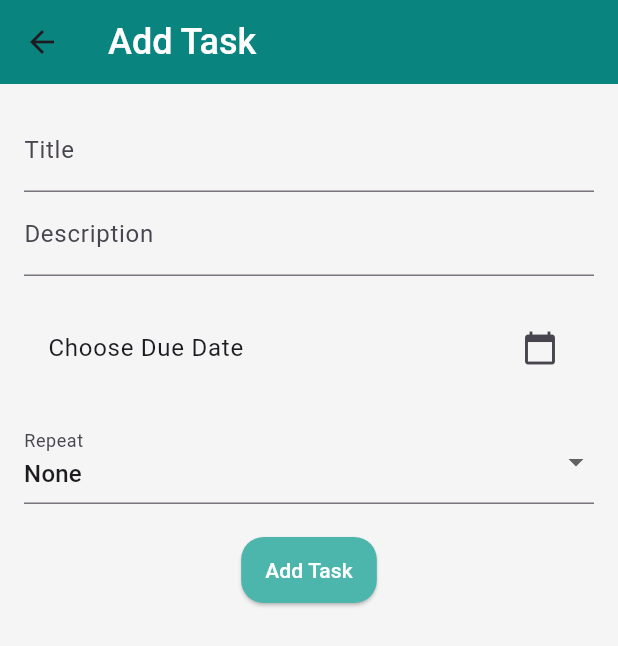
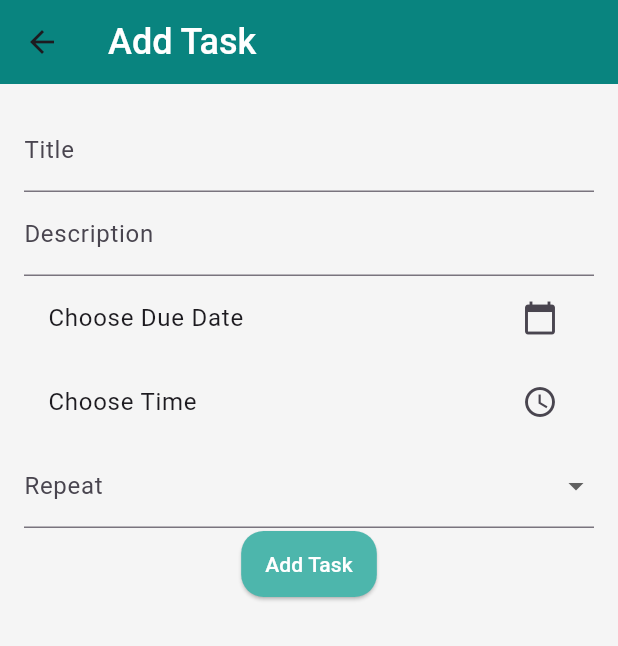
Before and after one commit to ruhma786/Github_projects, a Flutter app: the AddTaskScreen screen opened directly, after a tap on "Add Task", on a phone screen of 412 x 824 dp. Shown: the top 646 px of the screen. Run offline on Flutter 3.47's test engine with Material 3 defaults, Android fonts, the phone set to English and light mode, and no system bars; our stand-ins replace audioplayers, flutter_colorpicker, flutter_local_notifications.

Commit message:
update this file for separate time option
update this file for separate time option because before the updations the time show with the date section like 00:00:00

```diff
--- a/task_management_app/lib/add_task_screen.dart
+++ b/task_management_app/lib/add_task_screen.dart
@@ -1,8 +1,10 @@
 import 'package:flutter/material.dart';
 import 'package:provider/provider.dart';
+import 'package:flutter_local_notifications/flutter_local_notifications.dart';
 import 'task_provider.dart';
 import 'task.dart';
-import 'repeat_interval.dart'; // Import custom RepeatInterval
+import 'repeat_interval.dart';
+import 'dart:async';
 
 class AddTaskScreen extends StatefulWidget {
   @override
@@ -13,20 +15,63 @@ class _AddTaskScreenState extends State<AddTaskScreen> {
   final _titleController = TextEditingController();
   final _descriptionController = TextEditingController();
   DateTime? _selectedDueDate;
-  RepeatInterval _selectedRepeatInterval = RepeatInterval.none; // Initialize to custom enum
+  TimeOfDay? _selectedTime;
+  CustomRepeatInterval _selectedRepeatInterval = CustomRepeatInterval.none;
+  FlutterLocalNotificationsPlugin flutterLocalNotificationsPlugin = FlutterLocalNotificationsPlugin();
+
+  @override
+  void initState() {
+    super.initState();
+    _initializeNotifications();
+  }
+
+  Future<void> _initializeNotifications() async {
+    const AndroidInitializationSettings initializationSettingsAndroid = AndroidInitializationSettings('@mipmap/ic_launcher');
+    final InitializationSettings initializationSettings = InitializationSettings(android: initializationSettingsAndroid);
+    await flutterLocalNotificationsPlugin.initialize(initializationSettings);
+  }
+
+  Future<void> _scheduleNotification(DateTime dateTime, String title) async {
+    final androidDetails = AndroidNotificationDetails(
+      'task_channel_id', 'Task Notifications',
+      channelDescription: 'Channel for task due notifications',
+      importance: Importance.high,
+      priority: Priority.high,
+    );
+
+    final platformDetails = NotificationDetails(android: androidDetails);
+
+    await flutterLocalNotificationsPlugin.schedule(
+      0,
+      'Task Reminder',
+      'It\'s time for your task: $title',
+      dateTime,
+      platformDetails,
+    );
+  }
 
   void _submitTask() {
-    if (_titleController.text.isEmpty || _selectedDueDate == null) return;
+    if (_titleController.text.isEmpty || _selectedDueDate == null || _selectedTime == null) return;
+
+    final dueDateTime = DateTime(
+      _selectedDueDate!.year,
+      _selectedDueDate!.month,
+      _selectedDueDate!.day,
+      _selectedTime!.hour,
+      _selectedTime!.minute,
+    );
 
     final task = Task(
-      id: 0, // Temporary ID, will be replaced in addTask method of TaskProvider
+      id: 0,
       title: _titleController.text,
       description: _descriptionController.text,
-      dueDate: _selectedDueDate!,
+      dueDate: dueDateTime,
       repeatInterval: _selectedRepeatInterval,
     );
 
     Provider.of<TaskProvider>(context, listen: false).addTask(task);
+
+    _scheduleNotification(dueDateTime, _titleController.text);
     Navigator.pop(context);
   }
 
@@ -46,11 +91,8 @@ class _AddTaskScreenState extends State<AddTaskScreen> {
               controller: _descriptionController,
               decoration: InputDecoration(labelText: 'Description'),
             ),
-            SizedBox(height: 20),
             ListTile(
-              title: Text(_selectedDueDate == null
-                  ? 'Choose Due Date'
-                  : 'Due Date: ${_selectedDueDate.toString()}'),
+              title: Text(_selectedDueDate == null ? 'Choose Due Date' : 'Due Date: ${_selectedDueDate.toString().split(' ')[0]}'),
               trailing: Icon(Icons.calendar_today),
               onTap: () async {
                 DateTime? picked = await showDatePicker(
@@ -66,35 +108,36 @@ class _AddTaskScreenState extends State<AddTaskScreen> {
                 }
               },
             ),
-            SizedBox(height: 20),
-            DropdownButtonFormField<RepeatInterval>(
+            ListTile(
+              title: Text(_selectedTime == null ? 'Choose Time' : 'Time: ${_selectedTime!.format(context)}'),
+              trailing: Icon(Icons.access_time),
+              onTap: () async {
+                TimeOfDay? picked = await showTimePicker(
+                  context: context,
+                  initialTime: TimeOfDay.now(),
+                );
+                if (picked != null) {
+                  setState(() {
+                    _selectedTime = picked;
+                  });
+                }
+              },
+            ),
+            DropdownButtonFormField<CustomRepeatInterval>(
               decoration: InputDecoration(labelText: 'Repeat'),
               value: _selectedRepeatInterval,
               items: [
-                DropdownMenuItem(
-                  value: RepeatInterval.none,
-                  child: Text('None'),
-                ),
-                DropdownMenuItem(
-                  value: RepeatInterval.daily,
-                  child: Text('Daily'),
-                ),
-                DropdownMenuItem(
-                  value: RepeatInterval.weekly,
-                  child: Text('Weekly'),
-                ),
-                DropdownMenuItem(
-                  value: RepeatInterval.monthly,
-                  child: Text('Monthly'),
-                ),
+                DropdownMenuItem(value: CustomRepeatInterval.none, child: Text('None')),
+                DropdownMenuItem(value: CustomRepeatInterval.daily, child: Text('Daily')),
+                DropdownMenuItem(value: CustomRepeatInterval.weekly, child: Text('Weekly')),
+                DropdownMenuItem(value: CustomRepeatInterval.monthly, child: Text('Monthly')),
               ],
-              onChanged: (RepeatInterval? newValue) {
+              onChanged: (CustomRepeatInterval? newValue) {
                 setState(() {
                   _selectedRepeatInterval = newValue!;
                 });
               },
             ),
-            SizedBox(height: 20),
             ElevatedButton(
               onPressed: _submitTask,
               child: Text('Add Task'),
```
